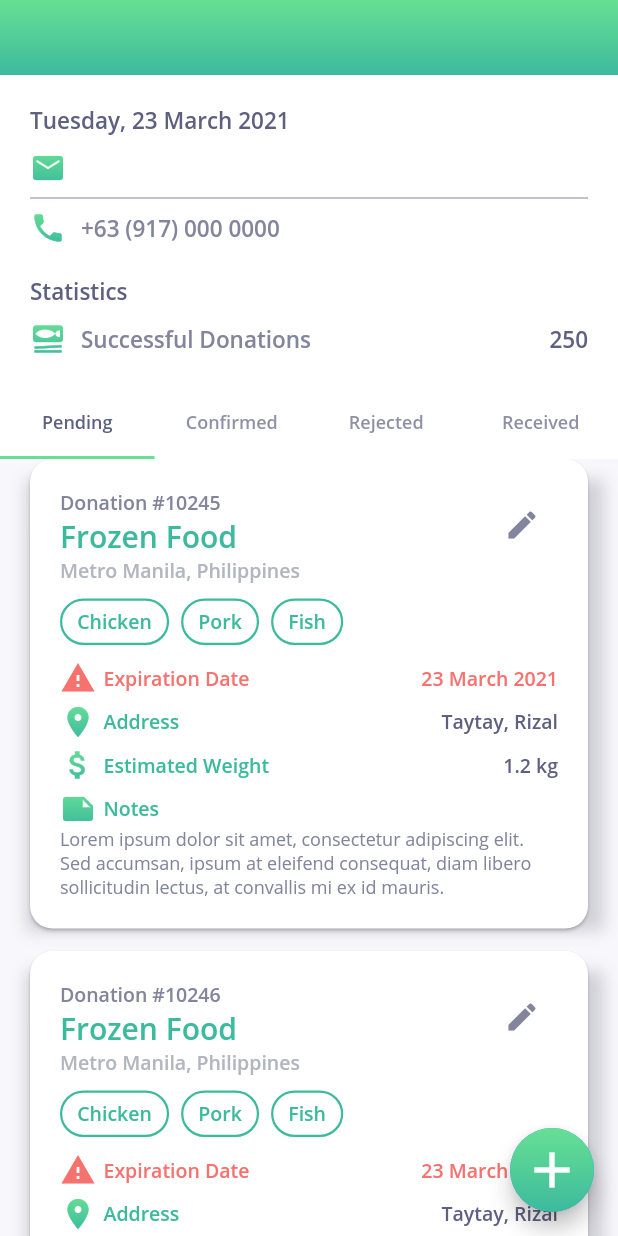
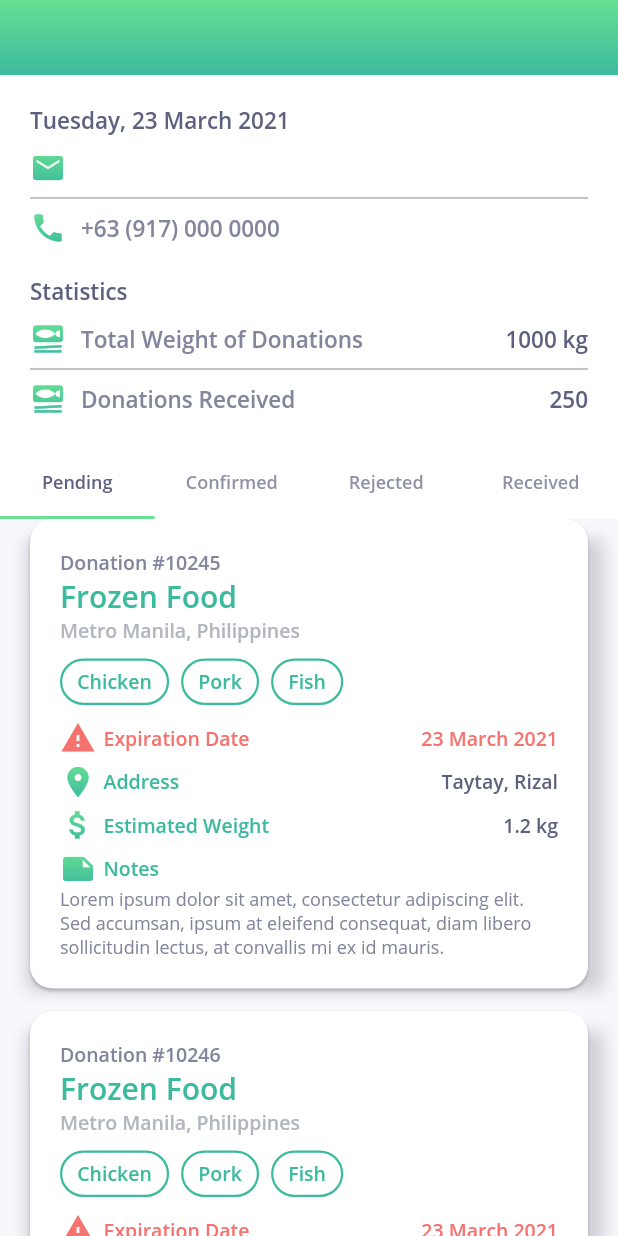
Before and after one commit to mathenaangeles/foodboard, a Flutter app: the screen it shows once a user with an empty profile is signed in, on a phone screen of 412 x 824 dp. Run offline on Flutter 3.47's test engine with Material 2 defaults, Android fonts, the phone set to English and light mode, and no system bars; our stand-ins replace firebase_auth, firebase_core, ionicons; accounts and stored records are empty.

Commit message:
Add conditional statistics info depending on user type.

```diff
--- a/lib/components/home_header.dart
+++ b/lib/components/home_header.dart
@@ -6,30 +6,44 @@ import 'package:intl/intl.dart';
 
 class HomeHeader extends StatelessWidget {
   final user;
+  final userType;
   final String dateNow = DateFormat("EEEE, d MMMM y").format(DateTime.now());
 
-  HomeHeader(this.user);
+  HomeHeader(this.user, this.userType);
 
   @override
   Widget build(BuildContext context) {
+    var headerItems = <Widget>[
+      HeaderTitle(dateNow),
+      SizedBox(height: 10),
+      HeaderItem(Icons.email_rounded, user.email),
+      Divider(color: header_item_color),
+      HeaderItem(Icons.local_phone, "+63 (917) 000 0000"),
+      SizedBox(height: 20),
+      HeaderTitle("Statistics"),
+      SizedBox(height: 10),
+      // TODO: I can't find the specific icon for these, just change:
+      (userType == "donor")
+          ? HeaderItemWithContent(Icons.set_meal, "Successful Donations", "250")
+          : SizedBox(),
+      (userType == "rescuer")
+          ? HeaderItemWithContent(Icons.set_meal, "Donations Rescued", "250")
+          : SizedBox(),
+    ];
+
+    if (userType == "pantry") {
+      headerItems.add(HeaderItemWithContent(
+          Icons.set_meal, "Total Weight of Donations", "1000 kg"));
+      headerItems.add(Divider(color: header_item_color));
+      headerItems.add(
+          HeaderItemWithContent(Icons.set_meal, "Donations Received", "250"));
+    }
+
     return Container(
         color: header_background_color,
         padding: EdgeInsets.all(20),
         child: Column(
-          children: [
-            HeaderTitle(dateNow),
-            SizedBox(height: 10),
-            HeaderItem(Icons.email_rounded, user.email),
-            Divider(color: header_item_color),
-            HeaderItem(Icons.local_phone, "+63 (917) 000 0000"),
-
-            SizedBox(height: 20),
-            HeaderTitle("Statistics"),
-            SizedBox(height: 10),
-            // TODO: I can't find the specific icon for this, just change:
-            HeaderItemWithContent(
-                Icons.set_meal, "Successful Donations", "250"),
-          ],
+          children: headerItems,
         ));
   }
 }
--- a/lib/home.dart
+++ b/lib/home.dart
@@ -56,6 +56,8 @@ class _HomeState extends State<Home> with SingleTickerProviderStateMixin {
   @override
   Widget build(BuildContext context) {
     final user = context.watch<User>();
+    final userType = "pantry";
+
     return new Scaffold(
         body: new Column(
           children: [
@@ -63,7 +65,7 @@ class _HomeState extends State<Home> with SingleTickerProviderStateMixin {
               press: () {},
               text: user.email, // TODO: Replace this with user's name
             ),
-            HomeHeader(user),
+            HomeHeader(user, userType),
             Container(
               color: header_background_color,
               child: new TabBar(
@@ -83,16 +85,17 @@ class _HomeState extends State<Home> with SingleTickerProviderStateMixin {
               child: new TabBarView(
                 controller: _controller,
                 children: <Widget>[
-                  HomeDonationsList(dummy_data, "donor"),
-                  HomeDonationsList(dummy_data, "donor"),
-                  HomeDonationsList(dummy_data, "donor"),
-                  HomeDonationsList(dummy_data, "donor"),
+                  HomeDonationsList(dummy_data, userType),
+                  HomeDonationsList(dummy_data, userType),
+                  HomeDonationsList(dummy_data, userType),
+                  HomeDonationsList(dummy_data, userType),
                 ],
               ),
             ),
           ],
         ),
-        floatingActionButton: FloatingActionButton(
+        floatingActionButton: (userType == "donor")
+            ? FloatingActionButton(
                 child: Container(
                   width: 60,
                   height: 60,
@@ -102,12 +105,16 @@ class _HomeState extends State<Home> with SingleTickerProviderStateMixin {
                   ),
                   decoration: BoxDecoration(
                       shape: BoxShape.circle,
-                gradient: LinearGradient(colors: <Color>[
+                      gradient: LinearGradient(
+                          colors: <Color>[
                             light_green,
                             dark_green,
-                ], begin: Alignment.topCenter, end: Alignment.bottomCenter)),
+                          ],
+                          begin: Alignment.topCenter,
+                          end: Alignment.bottomCenter)),
                 ),
                 onPressed: () {},
-        ));
+              )
+            : SizedBox());
   }
 }
```
Lines whose indentation alone changed are shown as unchanged.
